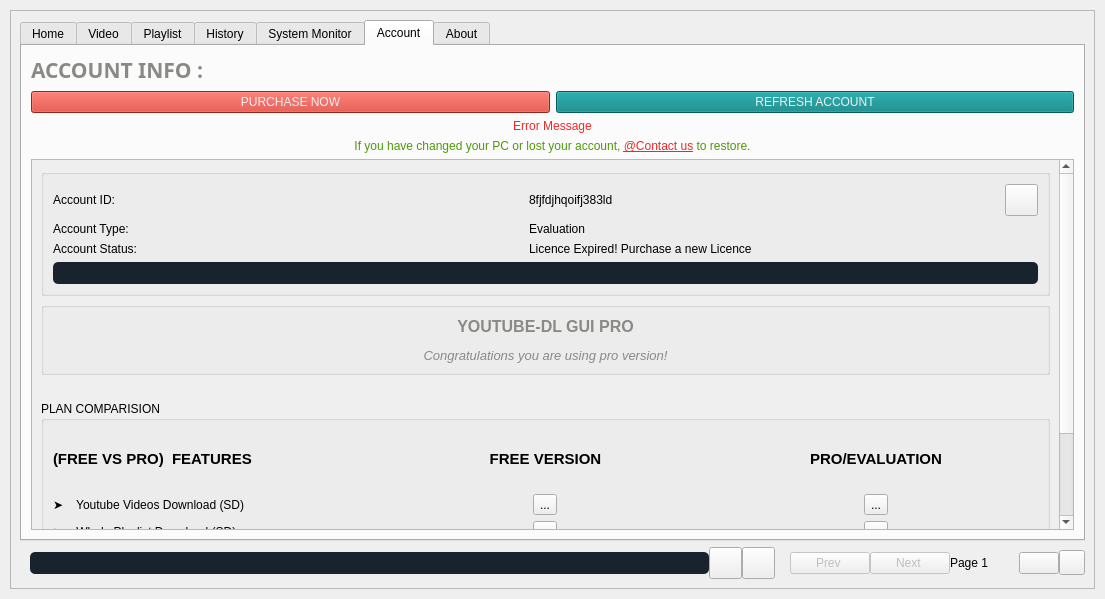
rishabh3354/YOUTUBE-DL-PRO, file src/ui_main_trial.ui: the form before one commit.
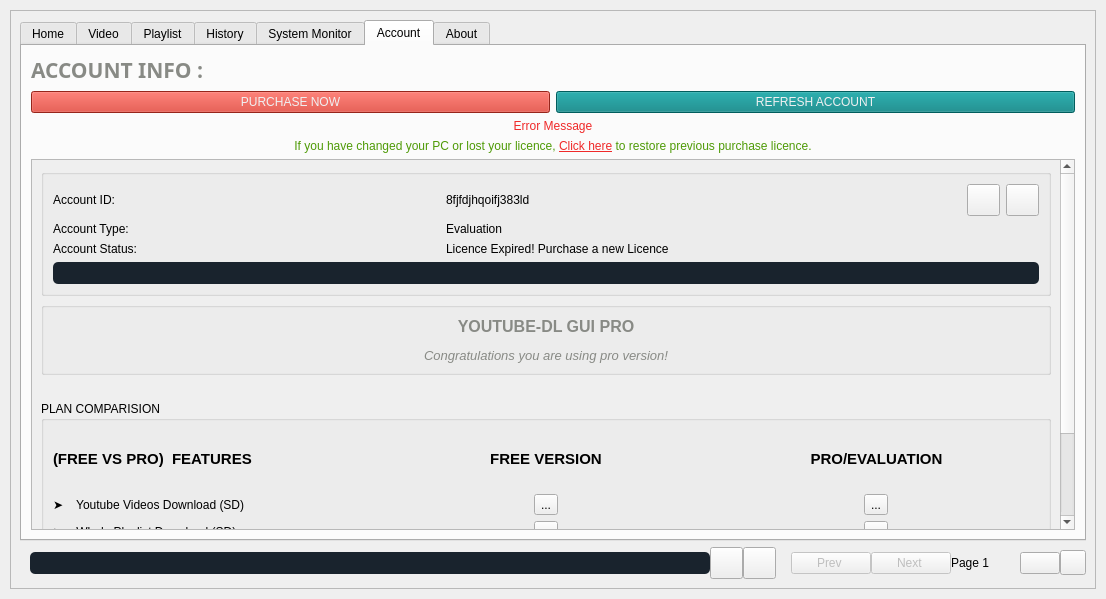
The form after the commit. Icons and pictures are not drawn.

Commit message: purchase details button

What changed in the file:
```diff
--- a/src/ui_main_trial.ui
+++ b/src/ui_main_trial.ui
@@ -6,7 +6,7 @@
    <rect>
     <x>0</x>
     <y>0</y>
-    <width>1105</width>
+    <width>1106</width>
     <height>599</height>
    </rect>
   </property>
@@ -2803,7 +2803,7 @@
                  </sizepolicy>
                 </property>
                 <property name="text">
-                 <string>&lt;html&gt;&lt;head/&gt;&lt;body&gt;&lt;p align=&quot;center&quot;&gt;&lt;span style=&quot; color:#4e9a06;&quot;&gt;If you have changed your PC or lost your account, &lt;/span&gt;&lt;a href=&quot;https://warlordsoftwares.in/contact_us/&quot;&gt;&lt;span style=&quot; text-decoration: underline; color:#ef2929;&quot;&gt;@Contact us&lt;/span&gt;&lt;/a&gt;&lt;span style=&quot; color:#4e9a06;&quot;&gt; to restore.&lt;/span&gt;&lt;/p&gt;&lt;/body&gt;&lt;/html&gt;</string>
+                 <string>&lt;html&gt;&lt;head/&gt;&lt;body&gt;&lt;p align=&quot;center&quot;&gt;&lt;span style=&quot; color:#4e9a06;&quot;&gt;If you have changed your PC or lost your licence, &lt;/span&gt;&lt;a href=&quot;https://warlordsoftwares.in/contact_us/&quot;&gt;&lt;span style=&quot; text-decoration: underline; color:#ef2929;&quot;&gt;Click here&lt;/span&gt;&lt;/a&gt;&lt;span style=&quot; color:#4e9a06;&quot;&gt; to restore previous purchase licence.&lt;/span&gt;&lt;/p&gt;&lt;/body&gt;&lt;/html&gt;</string>
                 </property>
                 <property name="alignment">
                  <set>Qt::AlignCenter</set>
@@ -2829,7 +2829,7 @@
                   <rect>
                    <x>0</x>
                    <y>0</y>
-                   <width>1027</width>
+                   <width>1028</width>
                    <height>676</height>
                   </rect>
                  </property>
@@ -2842,14 +2842,21 @@
                     <layout class="QVBoxLayout" name="verticalLayout_16">
                      <item>
                       <layout class="QGridLayout" name="gridLayout_4">
-                       <item row="2" column="3" colspan="4">
-                        <widget class="QLabel" name="lineEdit_expires_on_2">
+                       <item row="0" column="0" colspan="3">
+                        <widget class="QLabel" name="lineEdit_5">
                          <property name="text">
-                          <string>Licence Expired! Purchase a new Licence</string>
+                          <string>Account ID:</string>
                          </property>
                         </widget>
                        </item>
-                       <item row="0" column="6">
+                       <item row="2" column="0" colspan="3">
+                        <widget class="QLabel" name="lineEdit_10">
+                         <property name="text">
+                          <string>Account Status:</string>
+                         </property>
+                        </widget>
+                       </item>
+                       <item row="0" column="7">
                         <widget class="QToolButton" name="copy_id">
                          <property name="sizePolicy">
                           <sizepolicy hsizetype="Fixed" vsizetype="Fixed">
@@ -2878,7 +2885,57 @@
                          </property>
                         </widget>
                        </item>
-                       <item row="3" column="0" colspan="7">
+                       <item row="0" column="8">
+                        <widget class="QToolButton" name="purchase_details">
+                         <property name="sizePolicy">
+                          <sizepolicy hsizetype="Fixed" vsizetype="Fixed">
+                           <horstretch>0</horstretch>
+                           <verstretch>0</verstretch>
+                          </sizepolicy>
+                         </property>
+                         <property name="cursor">
+                          <cursorShape>PointingHandCursor</cursorShape>
+                         </property>
+                         <property name="toolTip">
+                          <string>Purchase Details</string>
+                         </property>
+                         <property name="text">
+                          <string/>
+                         </property>
+                         <property name="icon">
+                          <iconset resource="resource.qrc">
+                           <normaloff>:/myresource/resource/icons8-feedback-hub-144.png</normaloff>:/myresource/resource/icons8-feedback-hub-144.png</iconset>
+                         </property>
+                         <property name="iconSize">
+                          <size>
+                           <width>25</width>
+                           <height>25</height>
+                          </size>
+                         </property>
+                        </widget>
+                       </item>
+                       <item row="0" column="3" colspan="4">
+                        <widget class="QLabel" name="lineEdit_account_id_2">
+                         <property name="text">
+                          <string>8fjfdjhqoifj383ld</string>
+                         </property>
+                        </widget>
+                       </item>
+                       <item row="1" column="0" colspan="3">
+                        <widget class="QLabel" name="lineEdit_6">
+                         <property name="text">
+                          <string>Account Type:</string>
+                         </property>
+                        </widget>
+                       </item>
+                       <item row="2" column="3" colspan="6">
+                        <widget class="QLabel" name="lineEdit_expires_on_2">
+                         <property name="text">
+                          <string>Licence Expired! Purchase a new Licence</string>
+                         </property>
+                        </widget>
+                       </item>
+                       <item row="3" column="0" colspan="9">
                         <widget class="QProgressBar" name="account_progress_bar">
                          <property name="enabled">
                           <bool>true</bool>
@@ -2926,41 +2983,13 @@
                          </property>
                         </widget>
                        </item>
-                       <item row="0" column="3" colspan="3">
-                        <widget class="QLabel" name="lineEdit_account_id_2">
-                         <property name="text">
-                          <string>8fjfdjhqoifj383ld</string>
-                         </property>
-                        </widget>
-                       </item>
-                       <item row="1" column="3" colspan="4">
+                       <item row="1" column="3" colspan="6">
                         <widget class="QLabel" name="lineEdit_plan_2">
                          <property name="text">
                           <string>Evaluation</string>
                          </property>
                         </widget>
                        </item>
-                       <item row="0" column="0" colspan="3">
-                        <widget class="QLabel" name="lineEdit_5">
-                         <property name="text">
-                          <string>Account ID:</string>
-                         </property>
-                        </widget>
-                       </item>
-                       <item row="1" column="0" colspan="3">
-                        <widget class="QLabel" name="lineEdit_6">
-                         <property name="text">
-                          <string>Account Type:</string>
-                         </property>
-                        </widget>
-                       </item>
-                       <item row="2" column="0" colspan="3">
-                        <widget class="QLabel" name="lineEdit_10">
-                         <property name="text">
-                          <string>Account Status:</string>
-                         </property>
-                        </widget>
-                       </item>
                       </layout>
                      </item>
                     </layout>
@@ -3393,7 +3422,7 @@
                   <rect>
                    <x>0</x>
                    <y>0</y>
-                   <width>1041</width>
+                   <width>1042</width>
                    <height>419</height>
                   </rect>
                  </property>
```
The commit also changes 2 other files.
